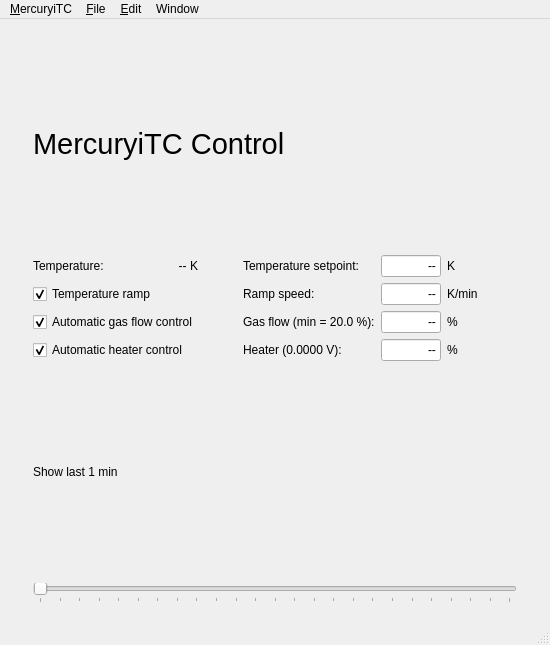
Old version of the form mercurygui/main.ui in the repository OE-FET/mercurygui.
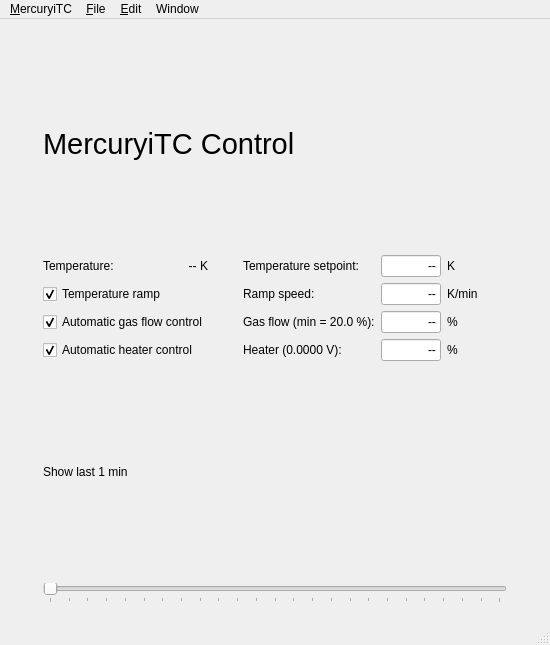
New version of the form. Custom widgets are drawn as their Qt base class.

What changed in the file:
```diff
--- a/mercurygui/main.ui
+++ b/mercurygui/main.ui
@@ -161,7 +161,7 @@
         </property>
         <property name="sizeHint" stdset="0">
          <size>
-          <width>27</width>
+          <width>37</width>
           <height>20</height>
          </size>
         </property>
@@ -177,7 +177,7 @@
         </property>
         <property name="sizeHint" stdset="0">
          <size>
-          <width>27</width>
+          <width>37</width>
           <height>20</height>
          </size>
         </property>
@@ -250,7 +250,7 @@
         </property>
         <property name="sizeHint" stdset="0">
          <size>
-          <width>27</width>
+          <width>37</width>
           <height>20</height>
          </size>
         </property>
@@ -280,7 +280,7 @@
         </property>
         <property name="sizeHint" stdset="0">
          <size>
-          <width>27</width>
+          <width>37</width>
           <height>20</height>
          </size>
         </property>
```
